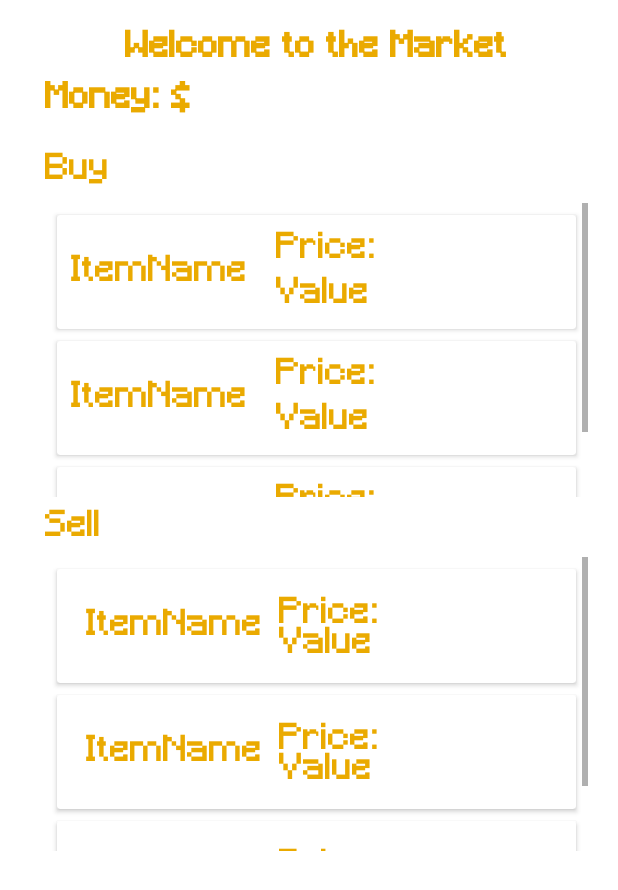
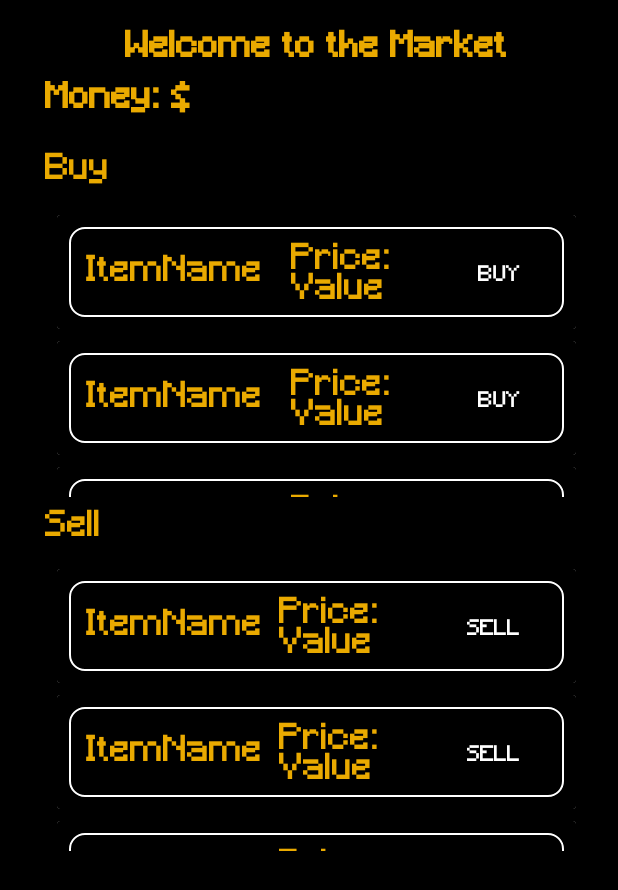
Before and after one commit to 200poundsofo2/GTrader, an Android app: the layout fragment_market.xml on its own in the app's theme, with its tools: preview values and no code run, on a phone screen of 412 x 824 dp. Shown: the top 890 px of the screen. Run offline under Robolectric (Android 15) with nearby library versions, the phone set to English and light mode, and no system bars.

Commit message:
updated market ui

```diff
--- a/app/src/main/java/com/example/gtraderprototype/views/SkillsFragment.java
+++ b/app/src/main/java/com/example/gtraderprototype/views/SkillsFragment.java
@@ -29,6 +29,7 @@ public class SkillsFragment extends Fragment {
         player = ViewModelProviders.of(this).get(SkillsViewModel.class);
 
         TextView playerName = v.findViewById(R.id.welcomePlayer);
+        TextView skillPoints = v.findViewByID(R.id.skillPoints);
         playerName.setText("Welcome " + player.getName());
 
         return v;
--- a/app/src/main/java/com/example/gtraderprototype/views/SpacePortActivity.java
+++ b/app/src/main/java/com/example/gtraderprototype/views/SpacePortActivity.java
@@ -1,8 +1,10 @@
 package com.example.gtraderprototype.views;
 
+import android.graphics.drawable.AnimationDrawable;
 import android.os.Bundle;
 import android.util.Log;
 import android.view.MenuItem;
+import android.widget.ImageView;
 import android.widget.TextView;
 
 import androidx.annotation.NonNull;
@@ -28,6 +30,8 @@ public class SpacePortActivity extends AppCompatActivity {
         MapViewModel mapviewmodel = ViewModelProviders.of(this).get(MapViewModel.class);
 
         setContentView(R.layout.activity_spaceport);
+        ImageView imgView = findViewById(R.id.backgroundImageConfig);
+
         BottomNavigationView navigation = findViewById(R.id.navigation);
         FragmentManager fragmentManager = getSupportFragmentManager();
 
--- a/app/src/main/res/layout/fragment_market.xml
+++ b/app/src/main/res/layout/fragment_market.xml
@@ -1,9 +1,11 @@
 <?xml version="1.0" encoding="utf-8"?>
+
 <androidx.coordinatorlayout.widget.CoordinatorLayout
     xmlns:android="http://schemas.android.com/apk/res/android"
     xmlns:tools="http://schemas.android.com/tools"
     android:layout_width="match_parent"
-    android:layout_height="match_parent">
+    android:layout_height="match_parent"
+    android:background="#000">
 
 
     <LinearLayout
--- a/app/src/main/res/layout/marketplace_buy_item.xml
+++ b/app/src/main/res/layout/marketplace_buy_item.xml
@@ -5,18 +5,21 @@
     android:layout_height="wrap_content"
     android:layout_marginStart="8dp"
     android:layout_marginTop="8dp"
-    android:layout_marginEnd="8dp">
+    android:layout_marginEnd="8dp"
+    android:background="#000">
 
     <RelativeLayout
         android:layout_width="wrap_content"
         android:layout_height="wrap_content"
-        android:padding="8dp">
+        android:padding="8dp"
+        android:background="#000">
 
         <LinearLayout
             android:id="@+id/buy_layout"
             android:layout_width="match_parent"
             android:layout_height="60dp"
-            android:orientation="horizontal">
+            android:orientation="horizontal"
+            android:background="@drawable/ic_border">
 
             <TextView
                 android:id="@+id/item_name"
@@ -75,6 +78,7 @@
                 android:layout_height="45dp"
                 android:layout_weight=".25"
                 android:text="Buy"
+                app:backgroundTint="#00000000"
                 app:cornerRadius="10dp"
                 app:rippleColor="#EAAA00"
                 app:strokeColor="#fff"
--- a/app/src/main/res/layout/marketplace_sell_item.xml
+++ b/app/src/main/res/layout/marketplace_sell_item.xml
@@ -5,19 +5,21 @@
     android:layout_height="wrap_content"
     android:layout_marginEnd="8dp"
     android:layout_marginStart="8dp"
-    android:layout_marginTop="8dp">
+    android:layout_marginTop="8dp"
+    android:background="#000">
     tools:context=".views.MarketFragment">
 
     <RelativeLayout
         android:layout_width="wrap_content"
         android:layout_height="wrap_content"
-        android:padding="8dp">
+        android:padding="8dp"
+        android:background="#000">
 
         <LinearLayout
             android:layout_width="match_parent"
             android:layout_height="60dp"
-            android:background="@drawable/ic_border"
-            android:orientation="horizontal">
+            android:orientation="horizontal"
+            android:background="@drawable/ic_border">
 
             <TextView
                 android:id="@+id/item_name"
@@ -76,6 +78,7 @@
                 android:layout_height="45dp"
                 android:layout_weight=".25"
                 android:text="Sell"
+                app:backgroundTint="#00000000"
                 app:cornerRadius="10dp"
                 app:rippleColor="#EAAA00"
                 app:strokeColor="#fff"
```
